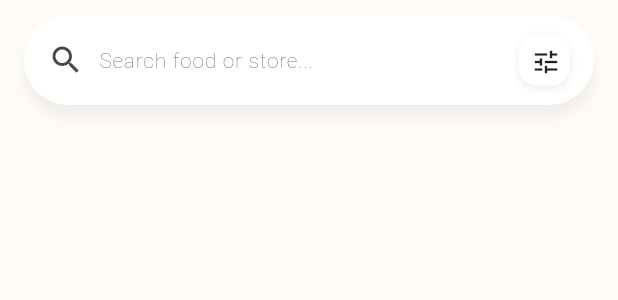
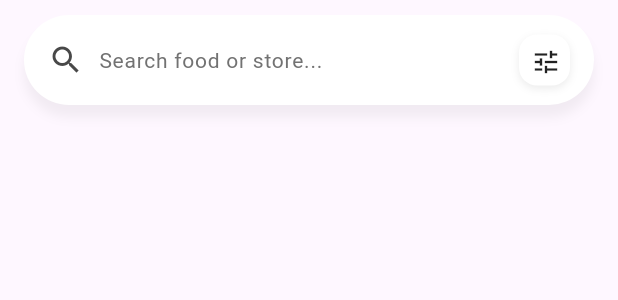
Before and after one commit to scofild18/Makelti_project, a Flutter app: the SearchBarWidget widget shown alone on an empty page, opened directly, on a phone screen of 412 x 824 dp. Shown: the top 300 px of the screen. Run offline on Flutter 3.47's test engine with Material 3 defaults, Android fonts, the phone set to English and light mode, and no system bars; our stand-ins replace google_fonts; missing offline and left inert: Makelti; statements that could not run were skipped.

Commit message:
new version 3.35.7 updated

```diff
--- a/frontend/lib/utils/application_theme.dart
+++ b/frontend/lib/utils/application_theme.dart
@@ -62,15 +62,8 @@
       foregroundColor: Colors.white,
     ),
 
-    cardTheme: CardTheme(
-      color: Colors.white,
-      elevation: 3,
-      shape: RoundedRectangleBorder(borderRadius: BorderRadius.circular(12)),
-      shadowColor: Colors.black.withOpacity(0.05),
-    ),
-  );
 
-  /// 🌙 Dark Theme
+   ) ; ///  Dark Theme
   static final ThemeData dark = ThemeData(
     brightness: Brightness.dark,
     primarySwatch: Colors.orange,
@@ -130,12 +123,6 @@
       backgroundColor: Colors.deepOrange,
       foregroundColor: Colors.white,
     ),
+  ) ;
 
-    cardTheme: CardTheme(
-      color: const Color(0xFF1E1E1E),
-      elevation: 3,
-      shape: RoundedRectangleBorder(borderRadius: BorderRadius.circular(12)),
-      shadowColor: Colors.black.withOpacity(0.2),
-    ),
-  );
 }
--- a/frontend/lib/widgets/home_screen/search_bar.dart
+++ b/frontend/lib/widgets/home_screen/search_bar.dart
@@ -29,7 +29,7 @@
       child: TextField(
         decoration: InputDecoration(
           hintText: 'Search food or store...',
-          hintStyle: TextStyle(color: Color.fromARGB(255, 114, 114, 114) , fontWeight: FontWeight.w200 , fontSize:14),
+          hintStyle: TextStyle(color: Color.fromARGB(255, 114, 114, 114) , fontWeight: FontWeight.w400 , fontSize:14),
           border: InputBorder.none,
         ),
       ),
--- a/frontend/pubspec.yaml
+++ b/frontend/pubspec.yaml
@@ -1,4 +1,4 @@
-name: Makelti
+name: makelti
 description: "A new Flutter project."
 # The following line prevents the package from being accidentally published to
 # pub.dev using `flutter pub publish`. This is preferred for private packages.
```
Also changed, not shown: frontend/pubspec.lock, 7 other files.
